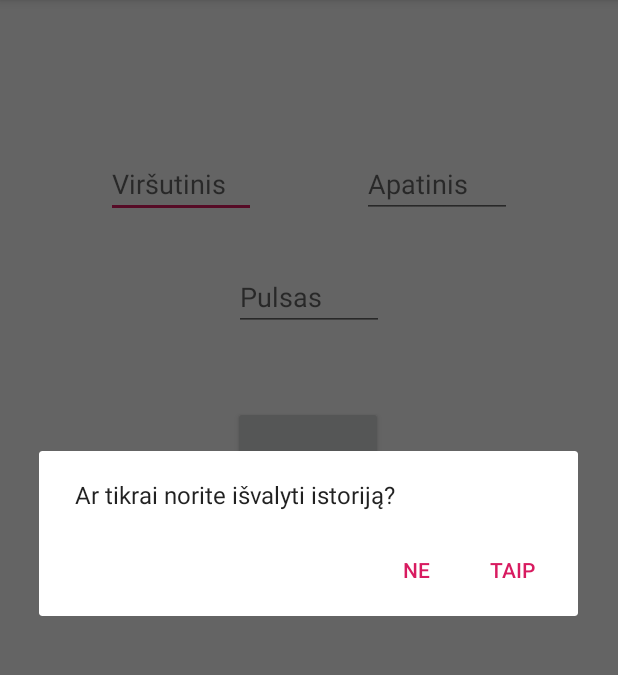
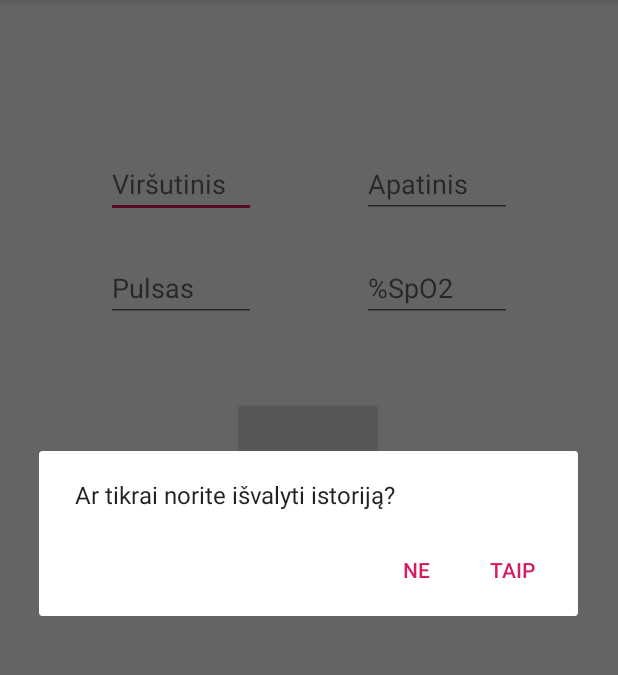
Before and after one commit to d0ubletr0uble/Spaudimas, an Android app: the screen it shows after launch (MainActivity), in the options menu, after a tap on "Valyti istoriją", on a phone screen of 412 x 824 dp, the part 84-759 px from its top. Run offline under Robolectric (Android 15) with nearby library versions, the phone set to English and light mode, and no system bars.

Commit message:
Add Sp02 field, change file format

```diff
--- a/app/src/main/java/com/example/myapplication/MainActivity.java
+++ b/app/src/main/java/com/example/myapplication/MainActivity.java
@@ -45,9 +45,13 @@ public class MainActivity extends AppCompatActivity {
 
     @Override
     public boolean onOptionsItemSelected(@NonNull MenuItem item) {
-        if (item.getItemId() == R.id.history)
-            startActivity(new Intent(this, HistoryActivity.class));
-        else if (item.getItemId() == R.id.clear) {
+        if (item.getItemId() == R.id.history) {
+            try {
+                startActivity(new Intent(this, HistoryActivity.class));
+            } catch (Exception e) {
+                Toast.makeText(this, "KLAIDA", Toast.LENGTH_LONG).show();
+            }
+        } else if (item.getItemId() == R.id.clear) {
             DialogInterface.OnClickListener dialogClickListener = new DialogInterface.OnClickListener() {
                 @Override
                 public void onClick(DialogInterface dialog, int which) {
@@ -81,12 +85,13 @@ public class MainActivity extends AppCompatActivity {
         String upper = ((EditText) findViewById(R.id.pressureHigh)).getText().toString();
         String lower = ((EditText) findViewById(R.id.pressureLow)).getText().toString();
         String pulse = ((EditText) findViewById(R.id.heartbeat)).getText().toString();
+        String spo2 = ((EditText) findViewById(R.id.spo2)).getText().toString();
         String date = new SimpleDateFormat("yyyy-MM-dd", Locale.getDefault()).format(new Date());
         String time = new SimpleDateFormat("HH:mm", Locale.getDefault()).format(new Date());
 
         getStoragePermissions();
 
-        writeToFile(String.format("%s;%s;%s|%s|%s%s", date, time, upper, lower, pulse, System.lineSeparator()));
+        writeToFile(String.format("%s;%s;%s;%s;%s;%s%s", date, time, upper, lower, pulse, spo2, System.lineSeparator()));
     }
 
     @RequiresApi(api = Build.VERSION_CODES.KITKAT)
@@ -101,7 +106,7 @@ public class MainActivity extends AppCompatActivity {
         try {
             FileOutputStream fos = new FileOutputStream(file, true);
             if (headerFlag)
-                fos.write("sep=;\nData;Laikas;Virsutinis|Apatinis|Pulsas\n".getBytes());
+                fos.write("sep=;\nData;Laikas;Virsutinis;Apatinis;Pulsas;%SpO2\n".getBytes());
 
             fos.write(message.getBytes());
             fos.close();
--- a/app/src/main/res/layout/activity_main.xml
+++ b/app/src/main/res/layout/activity_main.xml
@@ -36,12 +36,27 @@
         android:id="@+id/heartbeat"
         android:layout_width="100sp"
         android:layout_height="wrap_content"
-        android:layout_marginTop="30dp"
+        android:layout_marginTop="24dp"
         android:ems="10"
         android:hint="Pulsas"
+
         android:inputType="number"
-        app:layout_constraintEnd_toEndOf="parent"
-        app:layout_constraintStart_toStartOf="parent"
+        app:layout_constraintEnd_toEndOf="@+id/pressureHigh"
+        app:layout_constraintHorizontal_bias="0.0"
+        app:layout_constraintStart_toStartOf="@+id/pressureHigh"
+        app:layout_constraintTop_toBottomOf="@+id/pressureHigh" />
+
+    <EditText
+        android:id="@+id/spo2"
+        android:layout_width="100sp"
+        android:layout_height="wrap_content"
+        android:layout_marginTop="24dp"
+        android:ems="10"
+        android:hint="%SpO2"
+        android:inputType="number"
+        app:layout_constraintEnd_toEndOf="@+id/pressureLow"
+        app:layout_constraintHorizontal_bias="0.0"
+        app:layout_constraintStart_toStartOf="@+id/pressureLow"
         app:layout_constraintTop_toBottomOf="@+id/pressureLow" />
 
     <Button
@@ -56,4 +71,11 @@
         app:layout_constraintStart_toStartOf="parent"
         app:layout_constraintTop_toBottomOf="@+id/heartbeat" />
 
+    <androidx.constraintlayout.widget.Guideline
+        android:id="@+id/guideline"
+        android:layout_width="wrap_content"
+        android:layout_height="wrap_content"
+        android:orientation="horizontal"
+        app:layout_constraintGuide_begin="20dp" />
+
 </androidx.constraintlayout.widget.ConstraintLayout>
```
Also changed, not shown: app/src/main/java/com/example/myapplication/HistoryActivity.java (+9 -8 lines), 3 other files.
